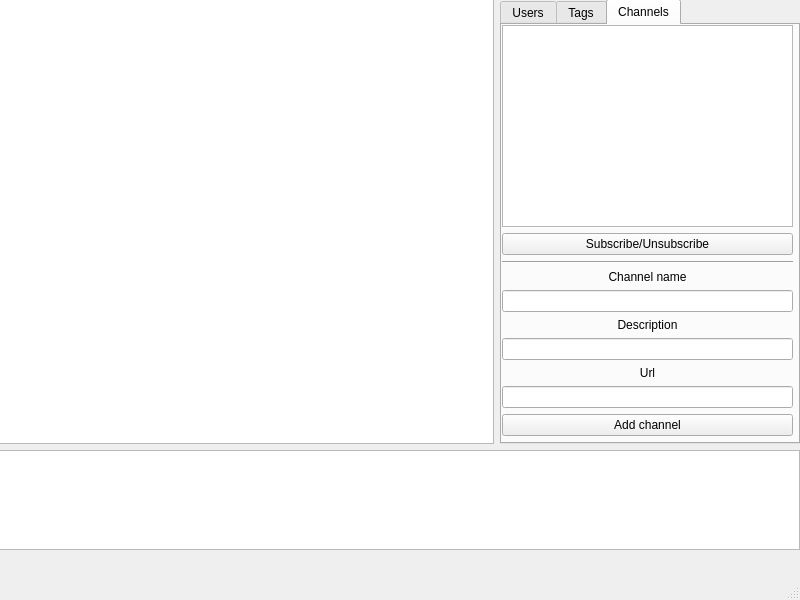
Before: the Qt Designer form src/demoApp/mainwindow.ui in geo2tag/core-1.0, drawn with Qt 5.
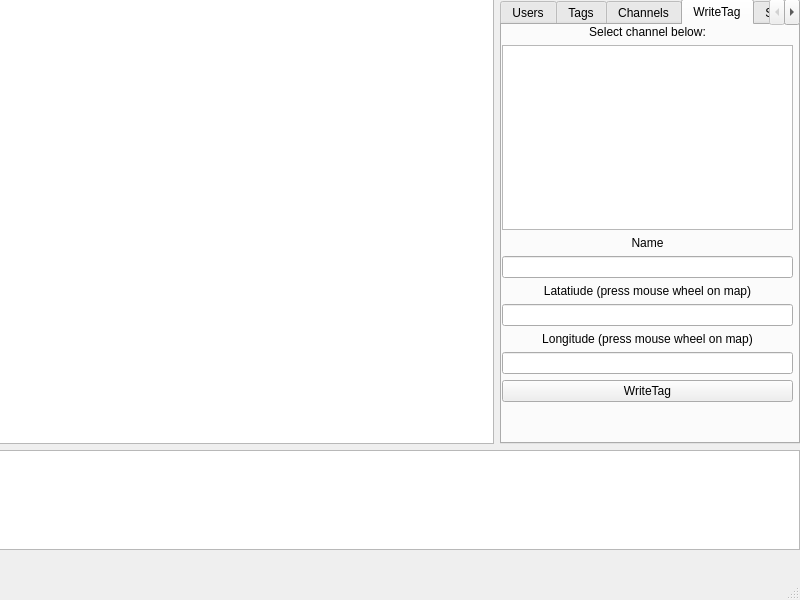
After: the same form once the commit is applied.

Patch:
```diff
--- a/src/demoApp/mainwindow.ui
+++ b/src/demoApp/mainwindow.ui
@@ -24,8 +24,14 @@
      </rect>
     </property>
     <layout class="QVBoxLayout" name="verticalLayout">
+     <property name="sizeConstraint">
+      <enum>QLayout::SetMaximumSize</enum>
+     </property>
      <item>
       <layout class="QHBoxLayout" name="horizontalLayout">
+       <property name="sizeConstraint">
+        <enum>QLayout::SetMaximumSize</enum>
+       </property>
        <item>
         <widget class="QGraphicsView" name="graphicsView">
          <property name="sizePolicy">
@@ -54,7 +60,7 @@
           </size>
          </property>
          <property name="currentIndex">
-          <number>2</number>
+          <number>3</number>
          </property>
          <widget class="QWidget" name="usersTab">
           <attribute name="title">
@@ -302,6 +308,151 @@
            </layout>
           </widget>
          </widget>
+         <widget class="QWidget" name="writeTagTab">
+          <attribute name="title">
+           <string>WriteTag</string>
+          </attribute>
+          <widget class="QWidget" name="verticalLayoutWidget_6">
+           <property name="geometry">
+            <rect>
+             <x>0</x>
+             <y>0</y>
+             <width>291</width>
+             <height>411</height>
+            </rect>
+           </property>
+           <layout class="QVBoxLayout" name="verticalLayout_6">
+            <item>
+             <widget class="QLabel" name="label_15">
+              <property name="text">
+               <string>Select channel below:</string>
+              </property>
+              <property name="alignment">
+               <set>Qt::AlignCenter</set>
+              </property>
+             </widget>
+            </item>
+            <item>
+             <widget class="QListWidget" name="subscribedListWidget"/>
+            </item>
+            <item>
+             <widget class="QLabel" name="label_12">
+              <property name="text">
+               <string>Name</string>
+              </property>
+              <property name="alignment">
+               <set>Qt::AlignCenter</set>
+              </property>
+             </widget>
+            </item>
+            <item>
+             <widget class="QLineEdit" name="writeTagNameEdit"/>
+            </item>
+            <item>
+             <widget class="QLabel" name="label_13">
+              <property name="text">
+               <string>Latatiude (press mouse wheel on map)</string>
+              </property>
+              <property name="alignment">
+               <set>Qt::AlignCenter</set>
+              </property>
+             </widget>
+            </item>
+            <item>
+             <widget class="QLineEdit" name="writeTagLatEdit"/>
+            </item>
+            <item>
+             <widget class="QLabel" name="label_14">
+              <property name="text">
+               <string>Longitude (press mouse wheel on map)</string>
+              </property>
+              <property name="alignment">
+               <set>Qt::AlignCenter</set>
+              </property>
+             </widget>
+            </item>
+            <item>
+             <widget class="QLineEdit" name="writeTagLonEdit"/>
+            </item>
+            <item>
+             <widget class="QPushButton" name="writeTagButton">
+              <property name="text">
+               <string>WriteTag</string>
+              </property>
+             </widget>
+            </item>
+            <item>
+             <spacer name="verticalSpacer_3">
+              <property name="orientation">
+               <enum>Qt::Vertical</enum>
+              </property>
+              <property name="sizeHint" stdset="0">
+               <size>
+                <width>20</width>
+                <height>40</height>
+               </size>
+              </property>
+             </spacer>
+            </item>
+           </layout>
+          </widget>
+         </widget>
+         <widget class="QWidget" name="settingsTab">
+          <attribute name="title">
+           <string>Settings</string>
+          </attribute>
+          <widget class="QWidget" name="verticalLayoutWidget_5">
+           <property name="geometry">
+            <rect>
+             <x>0</x>
+             <y>0</y>
+             <width>291</width>
+             <height>261</height>
+            </rect>
+           </property>
+           <layout class="QVBoxLayout" name="verticalLayout_5">
+            <item>
+             <widget class="QLabel" name="label_10">
+              <property name="text">
+               <string>Server</string>
+              </property>
+              <property name="alignment">
+               <set>Qt::AlignCenter</set>
+              </property>
+             </widget>
+            </item>
+            <item>
+             <widget class="QLineEdit" name="serverEdit"/>
+            </item>
+            <item>
+             <widget class="QLabel" name="label_11">
+              <property name="text">
+               <string>Port</string>
+              </property>
+              <property name="alignment">
+               <set>Qt::AlignCenter</set>
+              </property>
+             </widget>
+            </item>
+            <item>
+             <widget class="QLineEdit" name="portEdit"/>
+            </item>
+            <item>
+             <spacer name="verticalSpacer">
+              <property name="orientation">
+               <enum>Qt::Vertical</enum>
+              </property>
+              <property name="sizeHint" stdset="0">
+               <size>
+                <width>20</width>
+                <height>40</height>
+               </size>
+              </property>
+             </spacer>
+            </item>
+           </layout>
+          </widget>
+         </widget>
         </widget>
        </item>
       </layout>
```
Left out of the diff: 29 changed lines with no effect on the pictures.
